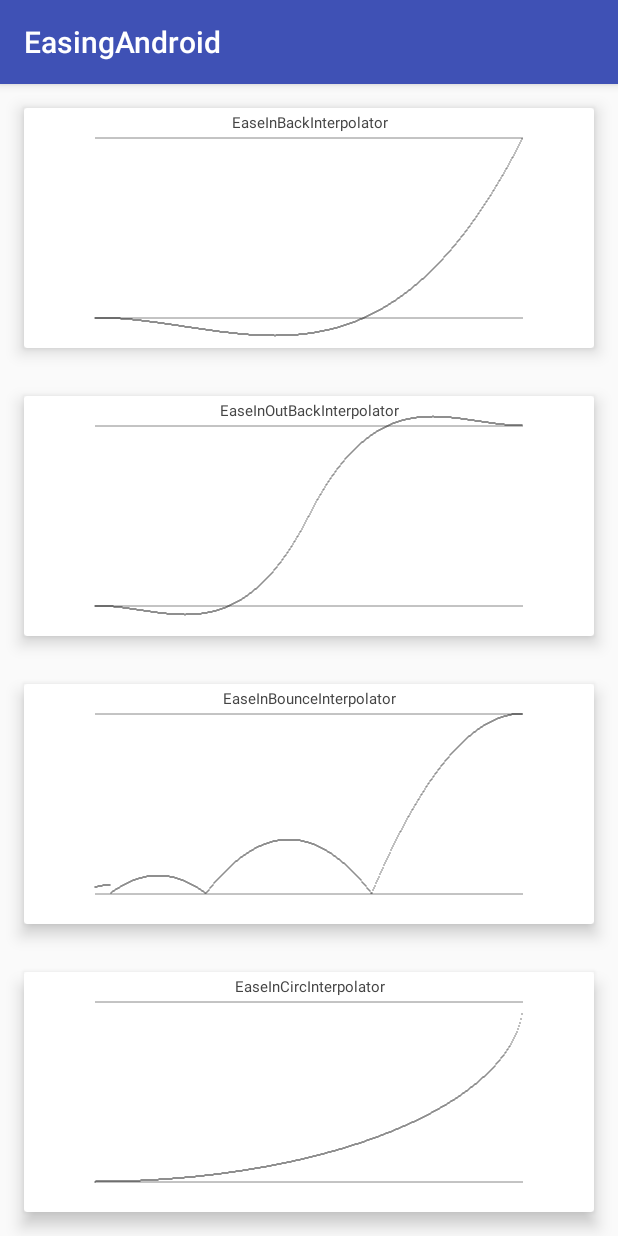
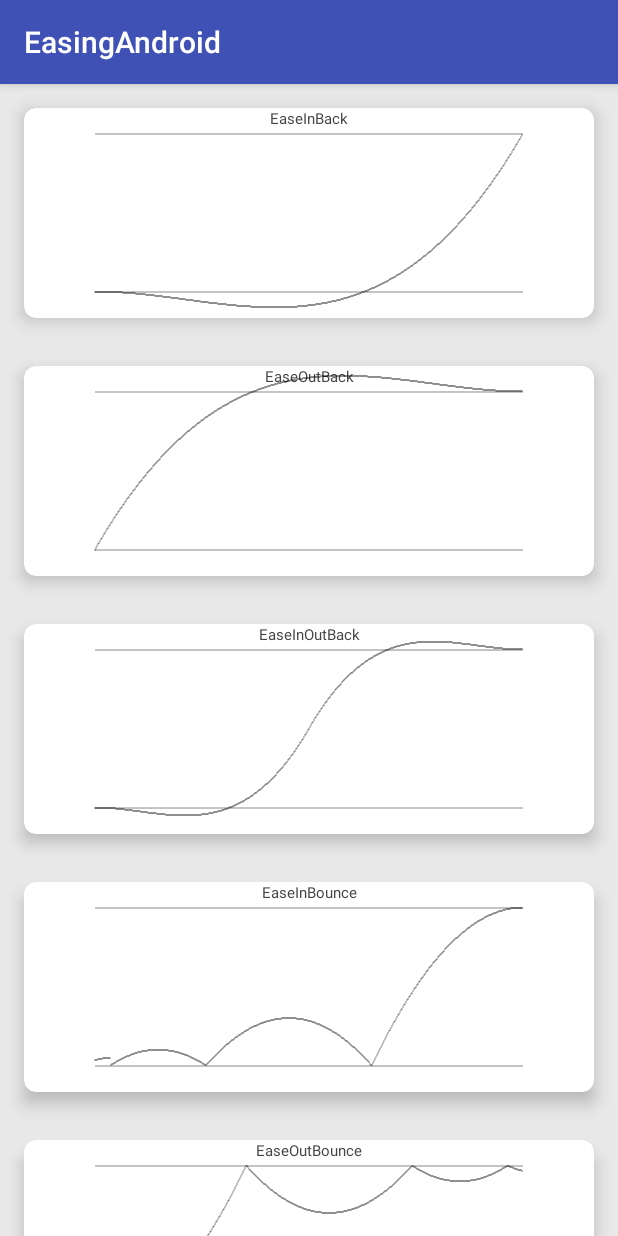
Before and after one commit to ydcool/EasingAndroid, an Android app: the screen it shows after launch (MainActivity), after a tap on an icon or button, on a phone screen of 412 x 824 dp. Run offline under Robolectric (Android 15) with nearby library versions, the phone set to English and light mode, and no system bars.

Commit message:
code optimise

```diff
--- a/app/src/main/AndroidManifest.xml
+++ b/app/src/main/AndroidManifest.xml
@@ -8,7 +8,7 @@
         android:label="@string/app_name"
         android:supportsRtl="true"
         android:theme="@style/AppTheme">
-        <activity android:name=".ui.activities.MainActivity">
+        <activity android:name=".ui.MainActivity">
             <intent-filter>
                 <action android:name="android.intent.action.MAIN"/>
 
--- a/app/src/main/java/me/ydcool/easingandroid/ui/views/CurveView.java
+++ b/app/src/main/java/me/ydcool/easingandroid/ui/CurveView.java
@@ -1,4 +1,4 @@
-package me.ydcool.easingandroid.ui.views;
+package me.ydcool.easingandroid.ui;
 
 import android.animation.Animator;
 import android.animation.AnimatorListenerAdapter;
@@ -55,14 +55,15 @@ public class CurveView extends View {
     private int xRange;
     private int yRange;
 
-    private String mTitle;
+    private float mCursorAnimatedValue;
 
-    private float mCursorAnimtedValue;
+    private float mCurrentPlayProgress;
 
     private boolean mCursorAnimRunning;
 
+    private String mTitle;
+
     private ValueAnimator mCursorAnimator;
-
     private Animator.AnimatorListener mCursorAnimatorListener;
 
     public CurveView(Context context) {
@@ -126,10 +127,10 @@ public class CurveView extends View {
 
         if (mCursorAnimRunning) {
             //draw cursor
-            drawCursor(canvas, mWidth - mPaddingH, (int) (mHeight - mPaddingV - yRange * mCursorAnimtedValue));
+            drawCursor(canvas, mWidth - mPaddingH, (int) (mHeight - mPaddingV - yRange * mCursorAnimatedValue));
 
             //draw pointer
-            drawPointer(canvas, mCursorAnimtedValue);
+            drawPointer(canvas, mCurrentPlayProgress);
         }
 
         canvas.restoreToCount(sc);
@@ -146,10 +147,10 @@ public class CurveView extends View {
                 textPaint,
                 mWidth,
                 Layout.Alignment.ALIGN_CENTER,
-                0.f, 1.f,
+                1.f, 1.f,
                 false);
 
-        int offsetY = (mPaddingV - mText.getHeight()) >> 1;
+        int offsetY = (mPaddingV - mText.getHeight()) / 3;
         canvas.translate(0, offsetY);
         mText.draw(canvas);
         canvas.translate(0, -offsetY);
@@ -179,7 +180,7 @@ public class CurveView extends View {
     private void drawPointer(Canvas canvas, float percentage) {
         mPaint.setColor(Color.WHITE);
         canvas.drawCircle(
-                mPaddingH + (float) xRange * percentage,
+                mPaddingH + xRange * percentage,
                 mHeight - mPaddingV - mInterpolator.getInterpolation(percentage) * yRange,
                 2,
                 mPaint);
@@ -208,14 +209,14 @@ public class CurveView extends View {
         else
             this.mInterpolator = new LinearInterpolator();
 
-        mTitle = mInterpolator.getClass().getSimpleName();
+        mTitle = mInterpolator.getClass().getSimpleName().replace("Interpolator", "");
     }
 
     public void startCursorAnimation() {
         this.startCursorAnimation(mLongAnimTime);
     }
 
-    public void startCursorAnimation(long duration) {
+    public void startCursorAnimation(final long duration) {
         if (mCursorAnimator != null)
             mCursorAnimator.cancel();
 
@@ -225,7 +226,8 @@ public class CurveView extends View {
         mCursorAnimator.addUpdateListener(new ValueAnimator.AnimatorUpdateListener() {
             @Override
             public void onAnimationUpdate(ValueAnimator animation) {
-                mCursorAnimtedValue = (float) animation.getAnimatedValue();
+                mCurrentPlayProgress = (float) animation.getCurrentPlayTime() / (float) duration;
+                mCursorAnimatedValue = (float) animation.getAnimatedValue();
                 postInvalidate();
             }
         });
--- a/app/src/main/java/me/ydcool/easingandroid/ui/adapters/DemoAdapter.java
+++ b/app/src/main/java/me/ydcool/easingandroid/ui/DemoAdapter.java
@@ -1,4 +1,4 @@
-package me.ydcool.easingandroid.ui.adapters;
+package me.ydcool.easingandroid.ui;
 
 import android.animation.Animator;
 import android.animation.AnimatorListenerAdapter;
@@ -14,7 +14,6 @@ import android.view.animation.Interpolator;
 import java.util.ArrayList;
 
 import me.ydcool.easingandroid.R;
-import me.ydcool.easingandroid.ui.viewholders.DemoItemHolder;
 
 /**
  * Created by ydcool on 16/1/19.
--- a/app/src/main/java/me/ydcool/easingandroid/ui/viewholders/DemoItemHolder.java
+++ b/app/src/main/java/me/ydcool/easingandroid/ui/DemoItemHolder.java
@@ -1,11 +1,10 @@
-package me.ydcool.easingandroid.ui.viewholders;
+package me.ydcool.easingandroid.ui;
 
 import android.support.v7.widget.CardView;
 import android.support.v7.widget.RecyclerView;
 import android.view.View;
 
 import me.ydcool.easingandroid.R;
-import me.ydcool.easingandroid.ui.views.CurveView;
 
 /**
  * Created by ydcool on 16/1/19.
--- /dev/null
+++ b/app/src/main/java/me/ydcool/easingandroid/ui/MainActivity.java
@@ -0,0 +1,72 @@
+package me.ydcool.easingandroid.ui;
+
+import android.os.Bundle;
+import android.support.v7.app.AppCompatActivity;
+import android.support.v7.widget.LinearLayoutManager;
+import android.support.v7.widget.RecyclerView;
+
+import java.util.ArrayList;
+import java.util.Arrays;
+
+import me.ydcool.easing.EaseInBackInterpolator;
+import me.ydcool.easing.EaseInBounceInterpolator;
+import me.ydcool.easing.EaseInCircInterpolator;
+import me.ydcool.easing.EaseInCubicInterpolator;
+import me.ydcool.easing.EaseInElasticInterpolator;
+import me.ydcool.easing.EaseInExpoInterpolator;
+import me.ydcool.easing.EaseInOutBackInterpolator;
+import me.ydcool.easing.EaseInOutCircInterpolator;
+import me.ydcool.easing.EaseInOutCubicInterpolator;
+import me.ydcool.easing.EaseInOutElasticInterpolator;
+import me.ydcool.easing.EaseInOutExpoInterpolator;
+import me.ydcool.easing.EaseInOutQuadInterpolator;
+import me.ydcool.easing.EaseInOutQuartInterpolator;
+import me.ydcool.easing.EaseInOutQuintInterpolator;
+import me.ydcool.easing.EaseInOutSineInterpolator;
+import me.ydcool.easing.EaseInQuadInterpolator;
+import me.ydcool.easing.EaseInQuartInterpolator;
+import me.ydcool.easing.EaseInQuintInterpolator;
+import me.ydcool.easing.EaseInSineInterpolator;
+import me.ydcool.easing.EaseOutBackInterpolator;
+import me.ydcool.easing.EaseOutBounceInterpolator;
+import me.ydcool.easing.EaseOutCircInterpolator;
+import me.ydcool.easing.EaseOutCubicInterpolator;
+import me.ydcool.easing.EaseOutElasticInterpolator;
+import me.ydcool.easing.EaseOutExpoInterpolator;
+import me.ydcool.easing.EaseOutQuadInterpolator;
+import me.ydcool.easing.EaseOutQuartInterpolator;
+import me.ydcool.easing.EaseOutQuintInterpolator;
+import me.ydcool.easing.EaseOutSineInterpolator;
+import me.ydcool.easingandroid.R;
+
+public class MainActivity extends AppCompatActivity {
+    private static final String TAG = "MainActivity";
+
+    private static final Class[] EASING_INTERPOLATOR = new Class[]{
+            EaseInBackInterpolator.class, EaseOutBackInterpolator.class, EaseInOutBackInterpolator.class,
+            EaseInBounceInterpolator.class, EaseOutBounceInterpolator.class, EaseInOutBackInterpolator.class,
+            EaseInCircInterpolator.class, EaseOutCircInterpolator.class, EaseInOutCircInterpolator.class,
+            EaseInCubicInterpolator.class, EaseOutCubicInterpolator.class, EaseInOutCubicInterpolator.class,
+            EaseInElasticInterpolator.class, EaseOutElasticInterpolator.class, EaseInOutElasticInterpolator.class,
+            EaseInExpoInterpolator.class, EaseOutExpoInterpolator.class, EaseInOutExpoInterpolator.class,
+            EaseInQuadInterpolator.class, EaseOutQuadInterpolator.class, EaseInOutQuadInterpolator.class,
+            EaseInQuartInterpolator.class, EaseOutQuartInterpolator.class, EaseInOutQuartInterpolator.class,
+            EaseInQuintInterpolator.class, EaseOutQuintInterpolator.class, EaseInOutQuintInterpolator.class,
+            EaseInSineInterpolator.class, EaseOutSineInterpolator.class, EaseInOutSineInterpolator.class
+    };
+
+    @Override
+    protected void onCreate(Bundle savedInstanceState) {
+        super.onCreate(savedInstanceState);
+        setContentView(R.layout.activity_main);
+
+        RecyclerView mRecyclerView = (RecyclerView) findViewById(R.id.Main_recyclerView);
+        mRecyclerView.setLayoutManager(new LinearLayoutManager(this, LinearLayoutManager.VERTICAL, false));
+
+        ArrayList<Class> easingInterpolators = new ArrayList<>();
+
+        easingInterpolators.addAll(Arrays.asList(EASING_INTERPOLATOR));
+
+        mRecyclerView.setAdapter(new DemoAdapter(this, easingInterpolators));
+    }
+}
--- a/app/src/main/java/me/ydcool/easingandroid/ui/activities/MainActivity.java
+++ /dev/null
@@ -1,36 +0,0 @@
-package me.ydcool.easingandroid.ui.activities;
-
-import android.os.Bundle;
-import android.support.v7.app.AppCompatActivity;
-import android.support.v7.widget.LinearLayoutManager;
-import android.support.v7.widget.RecyclerView;
-
-import java.util.ArrayList;
-
-import me.ydcool.easing.EaseInBackInterpolator;
-import me.ydcool.easing.EaseInBounceInterpolator;
-import me.ydcool.easing.EaseInCircInterpolator;
-import me.ydcool.easing.EaseInOutBackInterpolator;
-import me.ydcool.easingandroid.R;
-import me.ydcool.easingandroid.ui.adapters.DemoAdapter;
-
-public class MainActivity extends AppCompatActivity {
-
-    @Override
-    protected void onCreate(Bundle savedInstanceState) {
-        super.onCreate(savedInstanceState);
-        setContentView(R.layout.activity_main);
-
-        RecyclerView mRecyclerView = (RecyclerView) findViewById(R.id.Main_recyclerView);
-        mRecyclerView.setLayoutManager(new LinearLayoutManager(this, LinearLayoutManager.VERTICAL, false));
-
-        ArrayList<Class> easingInterpolators = new ArrayList<>();
-
-        easingInterpolators.add(EaseInBackInterpolator.class);
-        easingInterpolators.add(EaseInOutBackInterpolator.class);
-        easingInterpolators.add(EaseInBounceInterpolator.class);
-        easingInterpolators.add(EaseInCircInterpolator.class);
-
-        mRecyclerView.setAdapter(new DemoAdapter(this, easingInterpolators));
-    }
-}
--- a/app/src/main/res/layout/activity_main.xml
+++ b/app/src/main/res/layout/activity_main.xml
@@ -5,7 +5,8 @@
     android:layout_width="match_parent"
     android:layout_height="match_parent"
     android:orientation="vertical"
-    tools:context=".ui.activities.MainActivity">
+    android:background="@color/light_gray"
+    tools:context=".ui.MainActivity">
 
     <android.support.v7.widget.RecyclerView
         android:id="@+id/Main_recyclerView"
--- a/app/src/main/res/layout/recycler_item.xml
+++ b/app/src/main/res/layout/recycler_item.xml
@@ -1,18 +1,19 @@
 <?xml version="1.0" encoding="utf-8"?>
 
-<android.support.v7.widget.CardView
-    android:id="@+id/recycler_cardView"
+<android.support.v7.widget.CardView android:id="@+id/recycler_cardView"
     xmlns:android="http://schemas.android.com/apk/res/android"
+    xmlns:app="http://schemas.android.com/apk/res-auto"
     android:layout_width="match_parent"
     android:layout_height="wrap_content"
     android:layout_marginBottom="@dimen/activity_vertical_margin"
     android:layout_marginLeft="@dimen/activity_horizontal_margin"
     android:layout_marginRight="@dimen/activity_horizontal_margin"
-    android:layout_marginTop="@dimen/activity_vertical_margin">
+    android:layout_marginTop="@dimen/activity_vertical_margin"
+    app:cardCornerRadius="8dp">
 
-    <me.ydcool.easingandroid.ui.views.CurveView
+    <me.ydcool.easingandroid.ui.CurveView
         android:id="@+id/recycler_curveView"
         android:layout_width="match_parent"
-        android:layout_height="160dp"/>
+        android:layout_height="140dp"/>
 
 </android.support.v7.widget.CardView>
--- a/app/src/main/res/values/colors.xml
+++ b/app/src/main/res/values/colors.xml
@@ -3,4 +3,5 @@
     <color name="colorPrimary">#3F51B5</color>
     <color name="colorPrimaryDark">#303F9F</color>
     <color name="colorAccent">#FF4081</color>
+    <color name="light_gray">#e8e8e8</color>
 </resources>
--- a/build.gradle
+++ b/build.gradle
@@ -5,7 +5,7 @@ buildscript {
         jcenter()
     }
     dependencies {
-        classpath 'com.android.tools.build:gradle:2.0.0-alpha3'
+        classpath 'com.android.tools.build:gradle:2.0.0-alpha5'
 
         // NOTE: Do not place your application dependencies here; they belong
         // in the individual module build.gradle files
--- a/lib/src/main/java/me/ydcool/easing/EaseOutTSinInterpolator.java
+++ /dev/null
@@ -1,23 +0,0 @@
-package me.ydcool.easing;
-
-import android.view.animation.Interpolator;
-
-/**
- * @author ydcool
- */
-public class EaseOutTSinInterpolator implements Interpolator {
-    private int n;
-
-    /**
-     * @param n repeat count
-     */
-    public EaseOutTSinInterpolator(int n) {
-        this.n = n;
-    }
-
-    @Override
-    public float getInterpolation(float t) {
-        // t *= 0.9f;
-        return (float) ((1 - t) * Math.sin(Math.PI * 2 * n * t));
-    }
-}
```
Also changed, not shown: gradle/wrapper/gradle-wrapper.properties, 1 other file.
